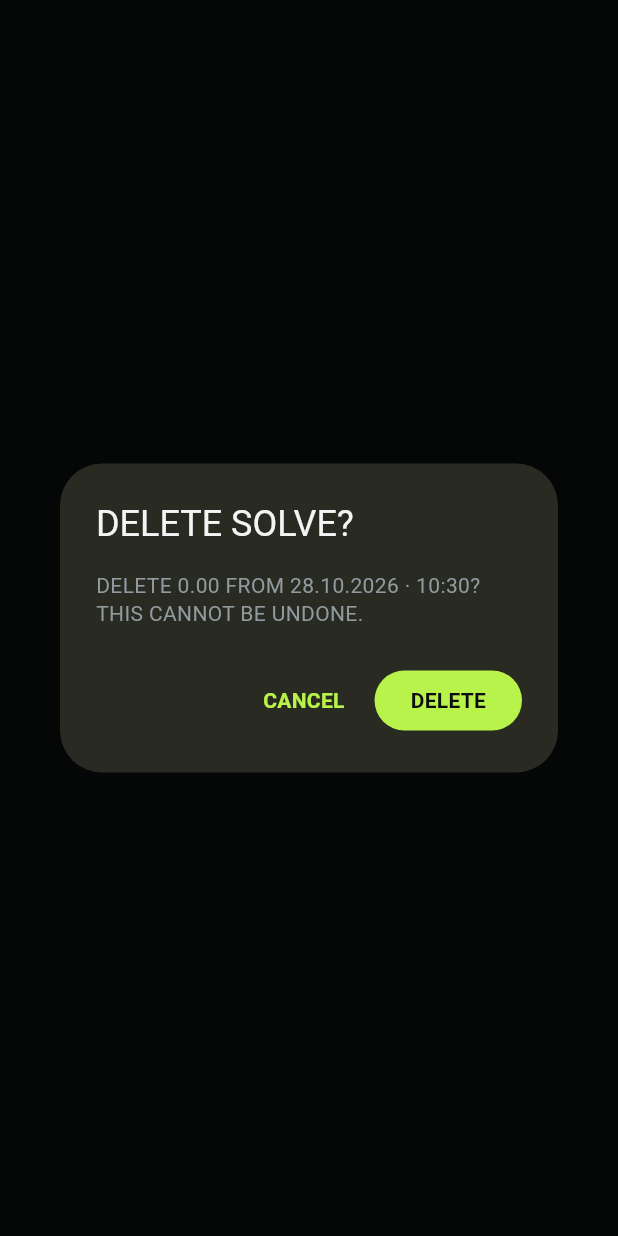
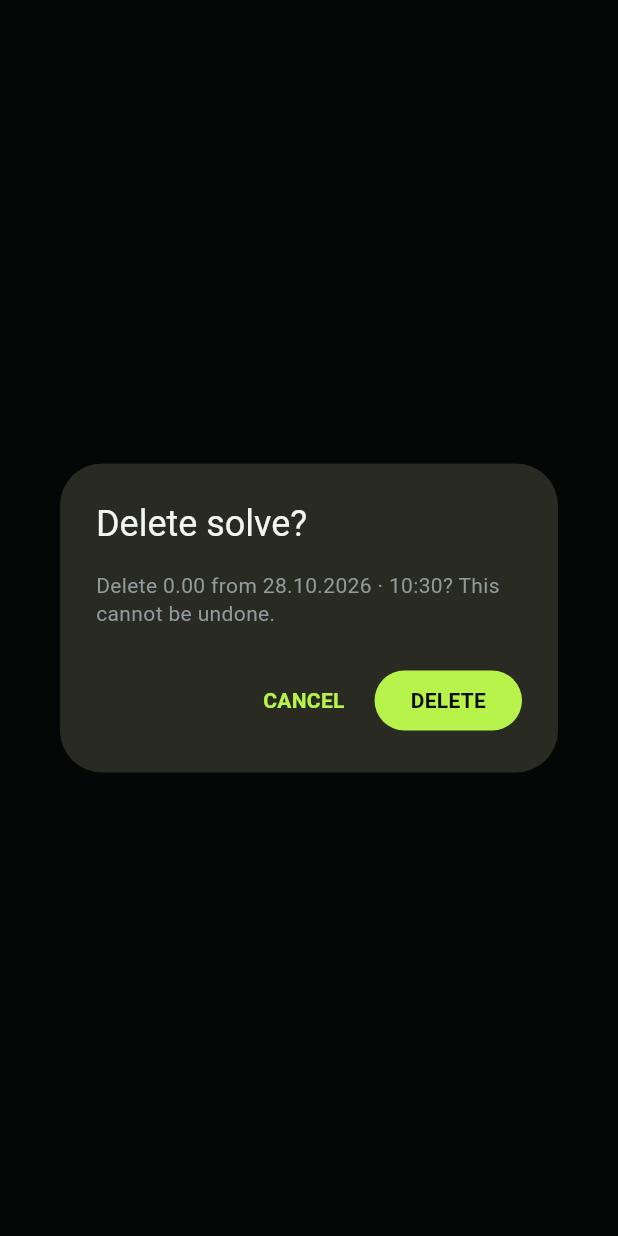
Before and after one commit to Hyponauts/Crubik, a Flutter app: what confirmSolveDeletion() shows on an empty page, opened directly with empty values, on a phone screen of 412 x 824 dp. Run offline on Flutter 3.47's test engine with Material 3 defaults, Android fonts, the phone set to English and light mode, and no system bars; our stand-ins replace drift, drift_flutter, wakelock_plus, web; missing offline and left inert: cuber, dart:js_interop, pointycastle, universal_ble; accounts and stored records are empty; generated files the repository leaves out were written again.

Commit message:
Polish solve analysis labels

```diff
--- a/lib/features/practice/presentation/widgets/solve_analysis_panel.dart
+++ b/lib/features/practice/presentation/widgets/solve_analysis_panel.dart
@@ -320,9 +320,9 @@ Future<bool> confirmSolveDeletion(
   final confirmed = await showDialog<bool>(
     context: context,
     builder: (context) => AlertDialog(
-      title: const Text('DELETE SOLVE?'),
+      title: const Text('Delete solve?'),
       content: Text(
-        'DELETE ${formatPracticeDuration(solve.elapsed)} FROM ${_formatDate(solve.createdAt).toUpperCase()}? THIS CANNOT BE UNDONE.',
+        'Delete ${formatPracticeDuration(solve.elapsed)} from ${_formatDate(solve.createdAt)}? This cannot be undone.',
       ),
       actions: [
         TextButton(
@@ -403,7 +403,7 @@ class _ChartLegend extends StatelessWidget {
   Widget build(BuildContext context) => Row(
     mainAxisSize: MainAxisSize.min,
     children: const [
-      _LegendItem(color: CrubikColors.primaryAccent, label: 'RECOG'),
+      _LegendItem(color: CrubikColors.primaryAccent, label: 'RECOGNITION'),
       SizedBox(width: 10),
       _LegendItem(color: CrubikColors.secondaryAccent, label: 'EXEC'),
     ],
```
Also changed, not shown: 2 other files.
